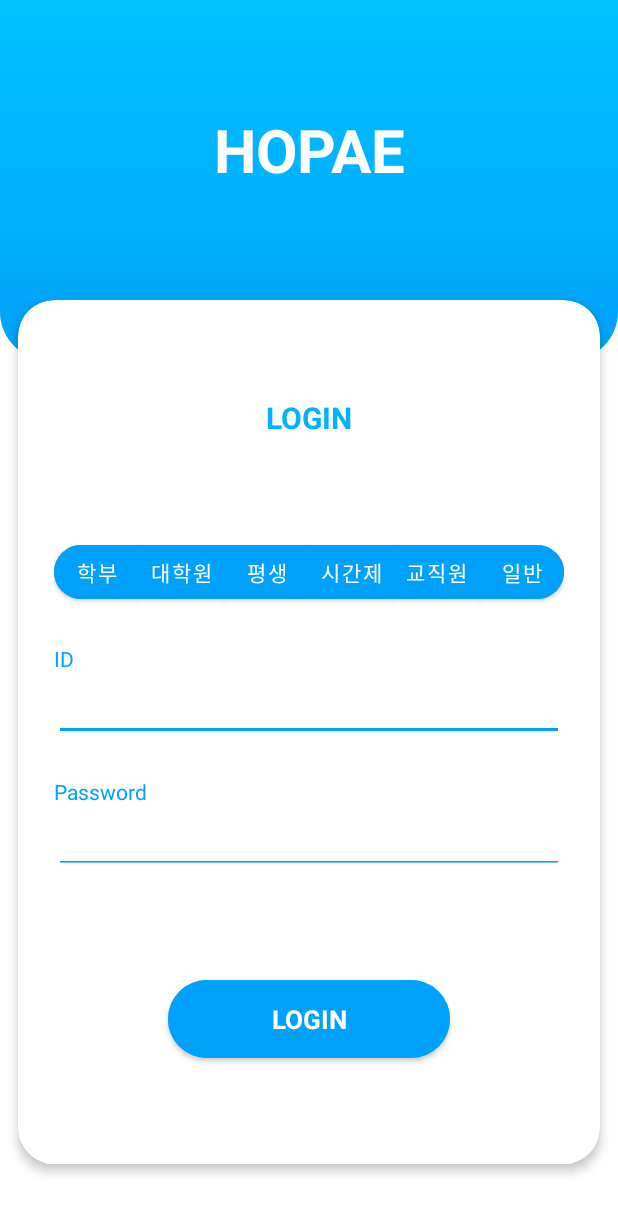
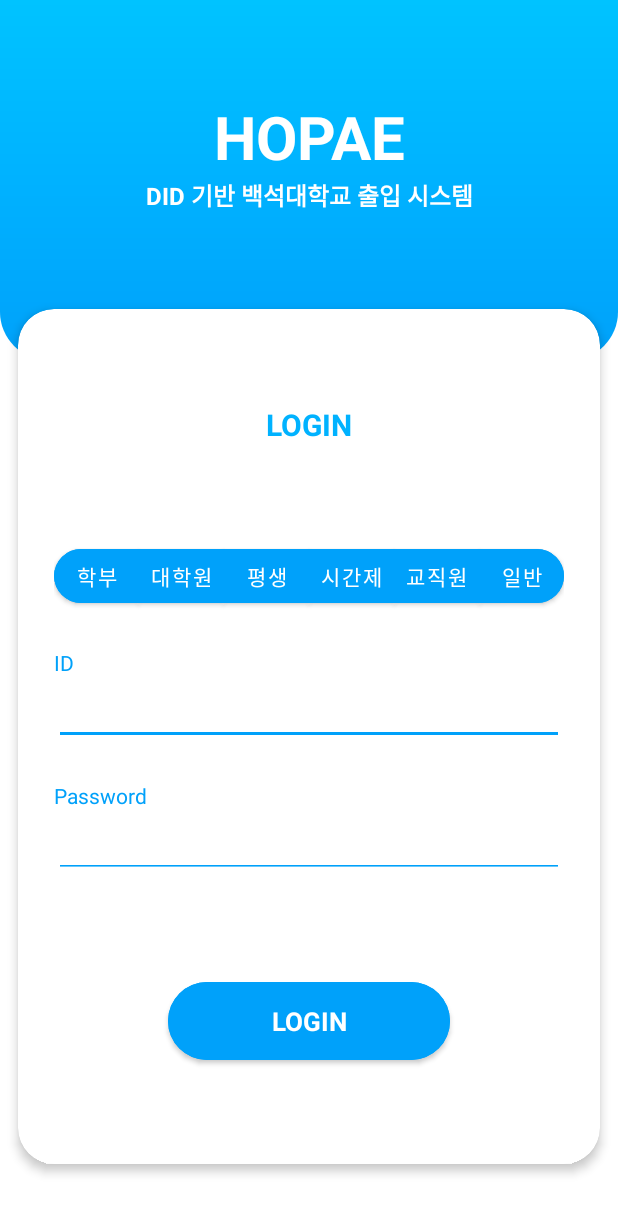
Before and after one commit to BU-LINC-3/hopae-moderator, an Android app: the screen it shows after launch (AuthActivity), after a tap on "LOGIN", on a phone screen of 412 x 824 dp. Shown: the top 1214 px of the screen. Run offline under Robolectric (Android 15) with nearby library versions, the phone set to English and light mode, and no system bars; 3 statements that could not run were skipped.

Commit message:
AuthActivity: Show error codes and fix preference save

```diff
--- a/app/src/main/java/com/novang/hopae/moderator/ui/auth/AuthActivity.java
+++ b/app/src/main/java/com/novang/hopae/moderator/ui/auth/AuthActivity.java
@@ -28,6 +28,7 @@
     private AuthViewModel viewModel;
 
     private SharedPreferences sharedPreferences;
+    private SharedPreferences.Editor sharedPreferencesEditor;
 
     private LoadingView loadingView;
     private MaterialButtonToggleGroup loginFormTypeContainer;
@@ -76,10 +77,10 @@
                 viewModel.requestLoginInfo();
             } else if (loginResponse.getState() == LoginResponse.CHANGE) {
                 loadingView.setVisibility(View.GONE);
-                Toast.makeText(this, "로그인 오류:\n홈페이지에서 비밀번호를 변경해주세요.", Toast.LENGTH_LONG).show();
+                Toast.makeText(this, loginResponse.getMessage(), Toast.LENGTH_LONG).show();
             } else {
                 loadingView.setVisibility(View.GONE);
-                Toast.makeText(this, "로그인 오류:\n".concat(loginResponse.getMessage()), Toast.LENGTH_LONG).show();
+                Toast.makeText(this, loginResponse.getMessage(), Toast.LENGTH_LONG).show();
             }
         });
 
@@ -87,7 +88,9 @@
             loadingView.setVisibility(View.GONE);
 
             if (loginInfo.isLogined()) {
-                sharedPreferences.edit().apply();
+                if (!Objects.equals(sharedPreferencesEditor, null)) {
+                    sharedPreferencesEditor.apply();
+                }
                 start(this, MainActivity.class, "LoginInfo", loginInfo);
                 finish();
             } else {
@@ -109,9 +112,10 @@
             final String id = loginFromId.getText().toString();
             final String pw = loginFromPw.getText().toString();
 
-            sharedPreferences.edit().putInt("univerGu", userType);
-            sharedPreferences.edit().putString("userId", id);
-            sharedPreferences.edit().putString("userPw", pw);
+            sharedPreferencesEditor = sharedPreferences.edit();
+            sharedPreferencesEditor.putInt("univerGu", userType);
+            sharedPreferencesEditor.putString("userId", id);
+            sharedPreferencesEditor.putString("userPw", pw);
 
             viewModel.requestLogin(userType, id, pw);
             loadingView.setVisibility(View.VISIBLE);
--- a/app/src/main/res/layout/activity_auth.xml
+++ b/app/src/main/res/layout/activity_auth.xml
@@ -5,25 +5,42 @@
     android:layout_width="match_parent"
     android:layout_height="match_parent"
     android:background="@drawable/auth_background"
+    android:fitsSystemWindows="true"
     tools:context=".ui.auth.AuthActivity">
 
     <com.novang.hopae.moderator.view.LoadingView
         android:id="@+id/loading_view"
         android:layout_width="match_parent"
         android:layout_height="match_parent"
+        android:background="@color/loading_background"
         android:visibility="gone"
         android:elevation="10dp"/>
 
     <TextView
         android:id="@+id/title"
         android:layout_width="wrap_content"
-        android:layout_height="200dp"
+        android:layout_height="wrap_content"
         android:gravity="center"
         android:text="@string/app_name"
         android:textColor="@color/textLight"
         android:textStyle="bold"
         android:textAppearance="@style/Font.ExtendTitle"
+        android:paddingTop="64dp"
         app:layout_constraintTop_toTopOf="parent"
+        app:layout_constraintLeft_toLeftOf="parent"
+        app:layout_constraintRight_toRightOf="parent"/>
+
+    <TextView
+        android:id="@+id/title_description"
+        android:layout_width="wrap_content"
+        android:layout_height="wrap_content"
+        android:gravity="top"
+        android:text="DID 기반 백석대학교 출입 시스템"
+        android:textColor="@color/textLight"
+        android:textStyle="bold"
+        android:textAppearance="@style/Font.Description"
+        android:paddingBottom="64dp"
+        app:layout_constraintTop_toBottomOf="@id/title"
         app:layout_constraintLeft_toLeftOf="parent"
         app:layout_constraintRight_toRightOf="parent"/>
 
@@ -36,7 +53,7 @@
         app:cardCornerRadius="24dp"
         app:cardElevation="4dp"
         app:layout_constraintVertical_weight="3"
-        app:layout_constraintTop_toBottomOf="@id/title"
+        app:layout_constraintTop_toBottomOf="@id/title_description"
         app:layout_constraintBottom_toBottomOf="parent">
 
         <androidx.constraintlayout.widget.ConstraintLayout
@@ -64,6 +81,7 @@
                 app:layout_constraintTop_toBottomOf="@id/login_text"
                 app:layout_constraintBottom_toTopOf="@id/login_button">
 
+                <!-- TODO: 버튼 상태 스타일 변경-->
                 <com.google.android.material.button.MaterialButtonToggleGroup
                     android:id="@+id/login_form_type_container"
                     android:layout_width="match_parent"
```
Also changed, not shown: app/src/main/java/com/novang/hopae/moderator/model/bu/LoginResponse.java (+8 -2 lines).
